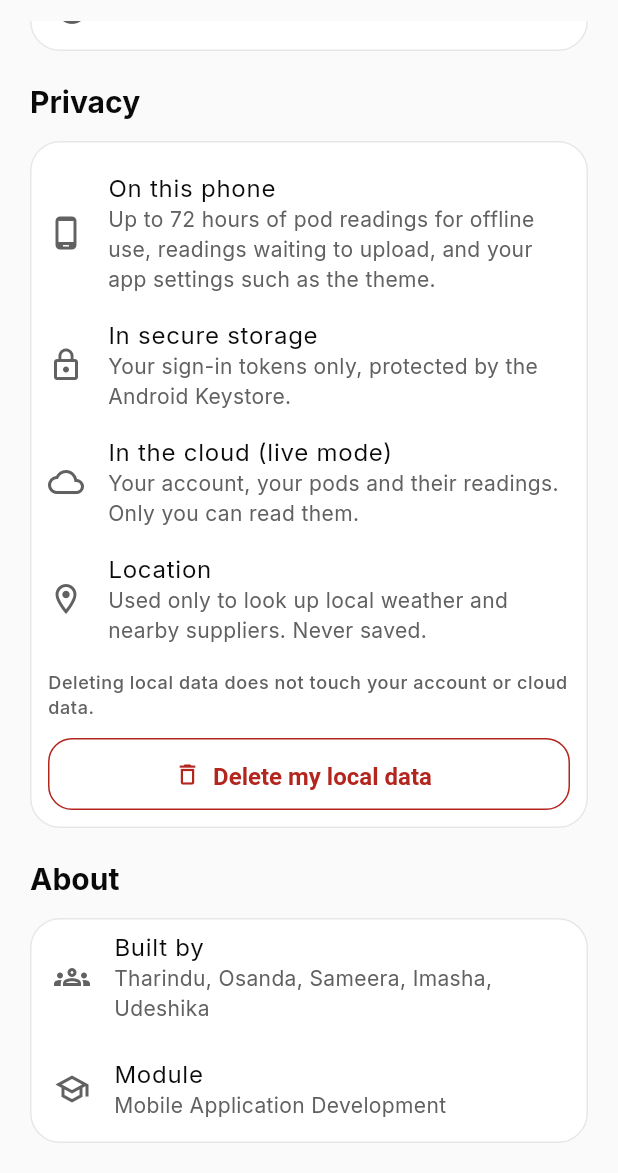
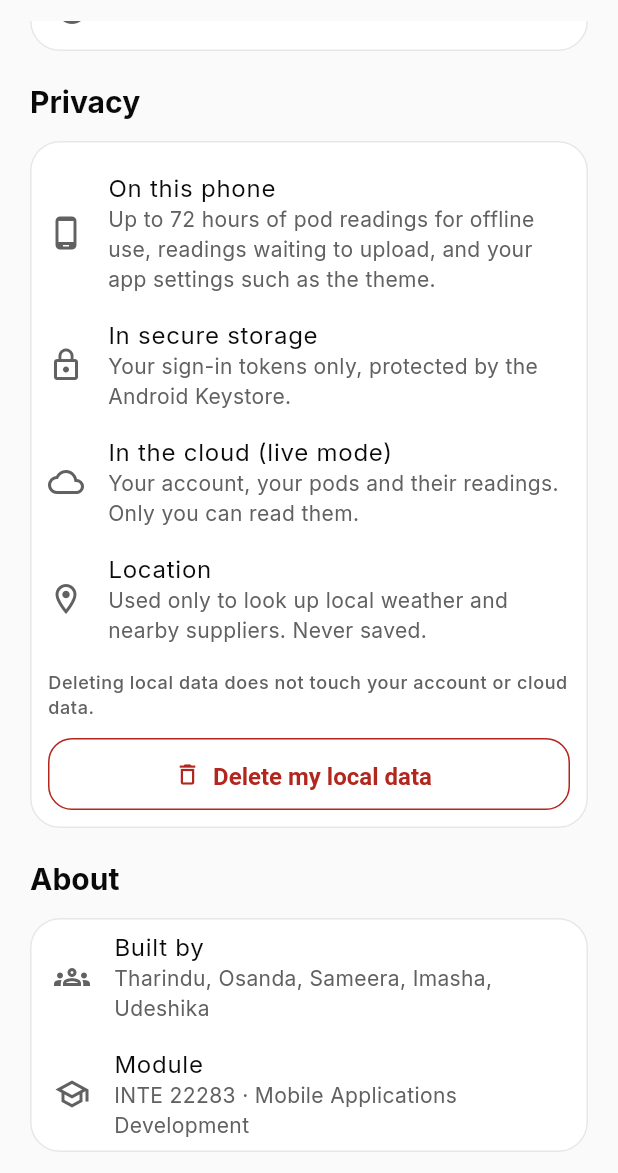
Before and after one commit to sameera-ekanayaka/AquaGrow_Connect, a Flutter app: the SettingsScreen screen opened by its route, scrolled down 306 dp, on a phone screen of 412 x 824 dp, the part 63-1236 px from its top. Run offline on Flutter 3.47's test engine with Material 3 defaults, Android fonts, the phone set to English and light mode, and no system bars; our stand-ins replace connectivity_plus, fl_chart, flutter_local_notifications, flutter_riverpod, flutter_secure_storage, geolocator and 7 more; accounts and stored records are empty.

Commit message:
feat(settings): show the module code INTE 22283 in About

```diff
--- a/lib/core/config/app_info.dart
+++ b/lib/core/config/app_info.dart
@@ -10,8 +10,7 @@ abstract final class AppInfo {
   static const versionLabel = '$version (build $buildNumber)';
 
   /// The university module this app was built for.
-  // TODO(tharindu): add the module code once confirmed.
-  static const module = 'Mobile Application Development';
+  static const module = 'INTE 22283 · Mobile Applications Development';
 
   /// The team, in task-file order.
   static const team = ['Tharindu', 'Osanda', 'Sameera', 'Imasha', 'Udeshika'];
```
